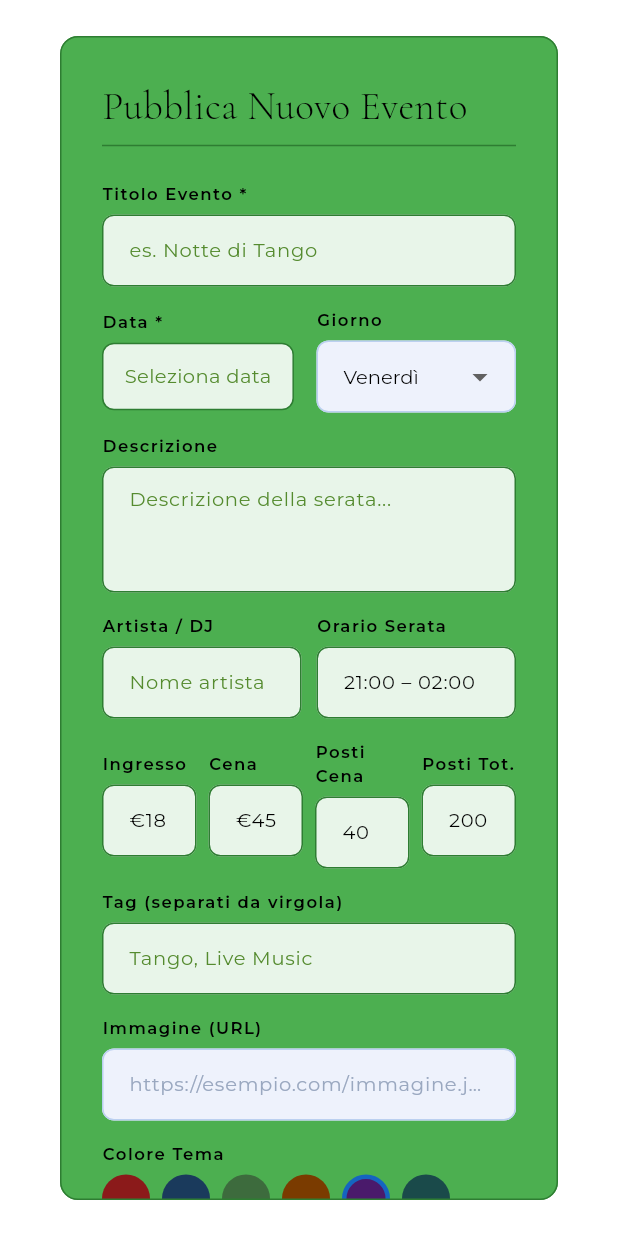
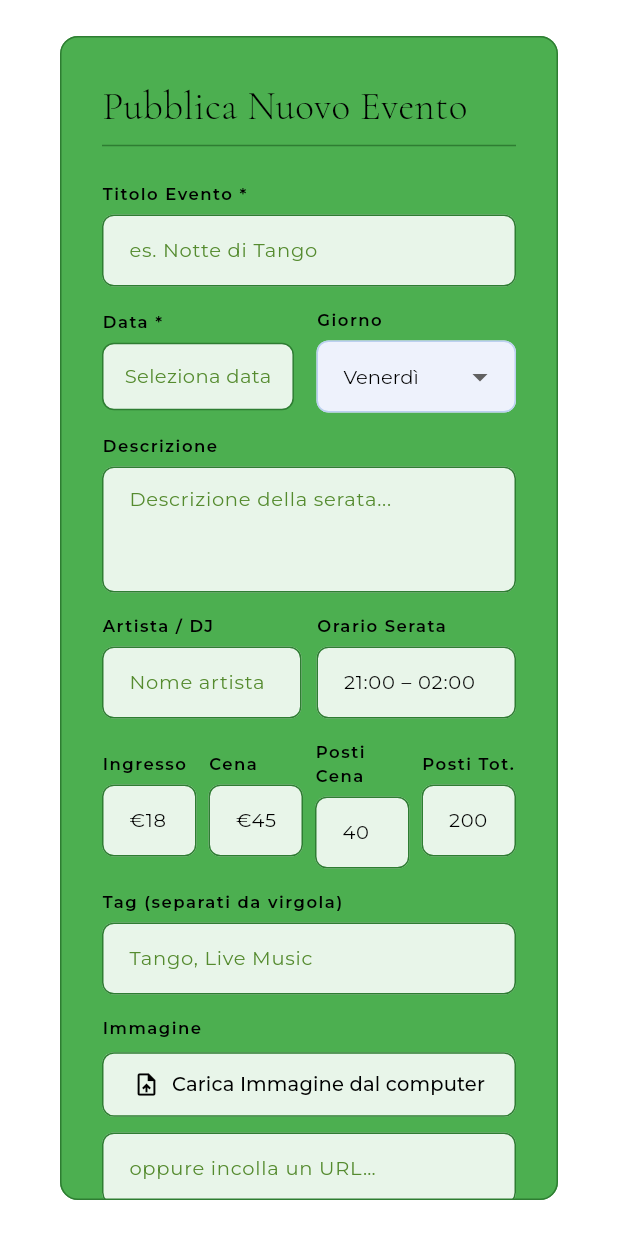
Before and after one commit to solmim66/samoa-flutter, a Flutter app: the AddEventScreen widget shown alone on an empty page, opened directly, on a phone screen of 412 x 824 dp. Run offline on Flutter 3.47's test engine with Material 3 defaults, Android fonts, the phone set to English and light mode, and no system bars; our stand-ins replace cloud_firestore, file_picker, firebase_auth, firebase_core, firebase_storage, google_fonts and 1 more; accounts and stored records are empty.

Commit message:
Aggiunge upload immagine evento con Firebase Storage
- file_picker + firebase_storage per caricamento file dal computer
- Pulsante 'Carica Immagine' con barra di avanzamento nel form evento
- Campo URL manuale come alternativa all'upload
- Regole Storage: lettura pubblica, scrittura solo per utenti autenticati

Co-Authored-By: Claude Sonnet 4.6 <noreply@anthropic.com>

```diff
--- a/lib/screens/add_event_screen.dart
+++ b/lib/screens/add_event_screen.dart
@@ -1,3 +1,5 @@
+import 'package:file_picker/file_picker.dart';
+import 'package:firebase_storage/firebase_storage.dart';
 import 'package:flutter/material.dart';
 import 'package:google_fonts/google_fonts.dart';
 import '../services/event_service.dart';
@@ -12,6 +14,8 @@ class AddEventScreen extends StatefulWidget {
 
 class _AddEventScreenState extends State<AddEventScreen> {
   bool _loading = false;
+  bool _uploading = false;
+  double _uploadProgress = 0.0;
   String _selectedColor = '#4A1A6B';
   String _selectedDay = 'Venerdì';
   DateTime? _selectedDate;
@@ -114,6 +118,41 @@ class _AddEventScreenState extends State<AddEventScreen> {
       }
     }
     if (mounted) setState(() => _loading = false);
+  }
+
+  Future<void> _pickAndUploadImage() async {
+    final result = await FilePicker.platform.pickFiles(
+      type: FileType.image,
+      withData: true,
+    );
+    if (result == null || result.files.isEmpty) return;
+    final file = result.files.first;
+    final bytes = file.bytes;
+    if (bytes == null) return;
+
+    setState(() { _uploading = true; _uploadProgress = 0.0; });
+    try {
+      final fileName = '${DateTime.now().millisecondsSinceEpoch}_${file.name}';
+      final ref = FirebaseStorage.instance.ref('events/images/$fileName');
+      final task = ref.putData(
+        bytes,
+        SettableMetadata(contentType: 'image/${file.extension ?? 'jpeg'}'),
+      );
+      task.snapshotEvents.listen((snap) {
+        if (mounted && snap.totalBytes > 0) {
+          setState(() => _uploadProgress = snap.bytesTransferred / snap.totalBytes);
+        }
+      });
+      await task;
+      final url = await ref.getDownloadURL();
+      if (mounted) setState(() { _imageUrlCtrl.text = url; _uploading = false; });
+    } catch (e) {
+      if (mounted) {
+        setState(() => _uploading = false);
+        ScaffoldMessenger.of(context).showSnackBar(
+          SnackBar(content: Text('Errore upload: $e'), backgroundColor: kError));
+      }
+    }
   }
 
   Widget _field(String hint, TextEditingController ctrl,
@@ -278,18 +317,70 @@ class _AddEventScreenState extends State<AddEventScreen> {
               const SizedBox(height: 14),
 
               // Immagine
-              _label('Immagine (URL)'),
-              StatefulBuilder(
-                builder: (context, setInner) => Column(
+              _label('Immagine'),
+              Column(
                 crossAxisAlignment: CrossAxisAlignment.start,
                 children: [
+                  // Pulsante carica file
+                  SizedBox(
+                    width: double.infinity,
+                    child: OutlinedButton.icon(
+                      onPressed: _uploading ? null : _pickAndUploadImage,
+                      style: OutlinedButton.styleFrom(
+                        foregroundColor: Colors.black,
+                        side: const BorderSide(color: Color(0xFF2E7D32)),
+                        backgroundColor: const Color(0xFFE8F5E9),
+                        padding: const EdgeInsets.symmetric(vertical: 12),
+                        shape: RoundedRectangleBorder(
+                            borderRadius: BorderRadius.circular(8)),
+                      ),
+                      icon: _uploading
+                          ? SizedBox(
+                              width: 16, height: 16,
+                              child: CircularProgressIndicator(
+                                strokeWidth: 2,
+                                value: _uploadProgress > 0 ? _uploadProgress : null,
+                                color: Colors.black,
+                              ))
+                          : const Icon(Icons.upload_file, size: 18),
+                      label: Text(
+                        _uploading
+                            ? 'Caricamento… ${(_uploadProgress * 100).toStringAsFixed(0)}%'
+                            : 'Carica Immagine dal computer',
+                        style: GoogleFonts.montserrat(fontSize: 13),
+                      ),
+                    ),
+                  ),
+                  const SizedBox(height: 8),
+                  // Campo URL manuale
                   TextField(
                     controller: _imageUrlCtrl,
-                      style: GoogleFonts.montserrat(fontSize: 13, color: kText),
-                      decoration: const InputDecoration(
-                          hintText: 'https://esempio.com/immagine.jpg'),
-                      onChanged: (_) => setInner(() {}),
+                    style: GoogleFonts.montserrat(fontSize: 13, color: Colors.black),
+                    decoration: InputDecoration(
+                      hintText: 'oppure incolla un URL…',
+                      hintStyle: GoogleFonts.montserrat(
+                          fontSize: 13, color: const Color(0xFF558B2F)),
+                      filled: true,
+                      fillColor: const Color(0xFFE8F5E9),
+                      border: OutlineInputBorder(
+                        borderRadius: BorderRadius.circular(8),
+                        borderSide: const BorderSide(color: Color(0xFF2E7D32)),
                       ),
+                      enabledBorder: OutlineInputBorder(
+                        borderRadius: BorderRadius.circular(8),
+                        borderSide: const BorderSide(color: Color(0xFF2E7D32)),
+                      ),
+                      focusedBorder: OutlineInputBorder(
+                        borderRadius: BorderRadius.circular(8),
+                        borderSide:
+                            const BorderSide(color: Colors.black, width: 1.5),
+                      ),
+                      contentPadding: const EdgeInsets.symmetric(
+                          horizontal: 14, vertical: 12),
+                    ),
+                    onChanged: (_) => setState(() {}),
+                  ),
+                  // Anteprima
                   if (previewUrl.isNotEmpty) ...[
                     const SizedBox(height: 10),
                     ClipRRect(
@@ -301,7 +392,7 @@ class _AddEventScreenState extends State<AddEventScreen> {
                         fit: BoxFit.cover,
                         errorBuilder: (ctx, err, st) => Container(
                           height: 120,
-                            color: kCard,
+                          color: const Color(0xFFE8F5E9),
                           alignment: Alignment.center,
                           child: Text('URL non valido',
                               style: GoogleFonts.montserrat(
@@ -311,7 +402,6 @@ class _AddEventScreenState extends State<AddEventScreen> {
                     ),
                   ],
                 ],
-                ),
               ),
               const SizedBox(height: 14),
 
--- a/pubspec.yaml
+++ b/pubspec.yaml
@@ -35,6 +35,10 @@ dependencies:
   firebase_core: ^3.6.0
   firebase_auth: ^5.3.1
   cloud_firestore: ^5.4.4
+  firebase_storage: ^12.3.0
+
+  # File picker
+  file_picker: ^8.1.2
 
   # Google Sign-In
   google_sign_in: ^6.2.1
```
Also changed, not shown: firebase.json, pubspec.lock, 1 other file. Lines whose indentation alone changed are shown as unchanged.
